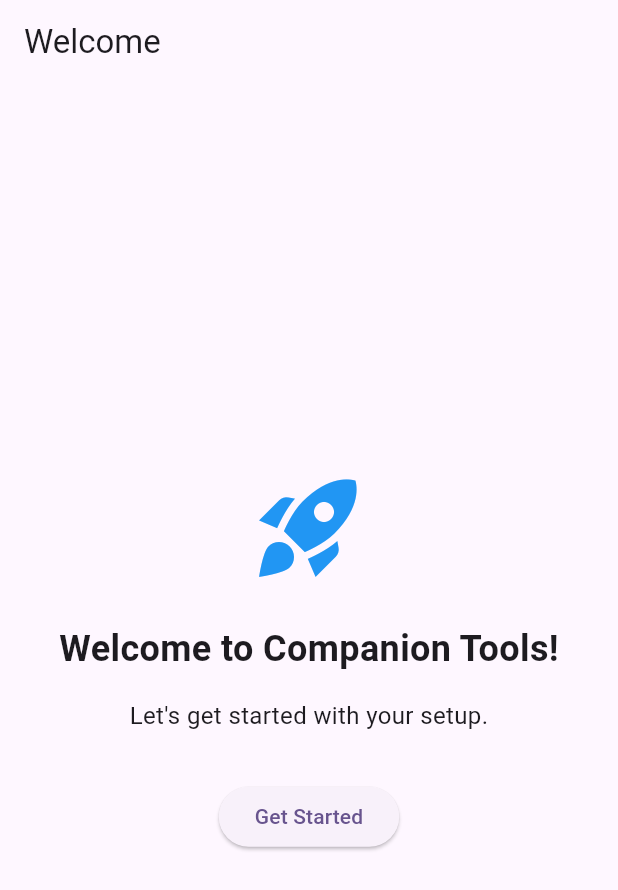
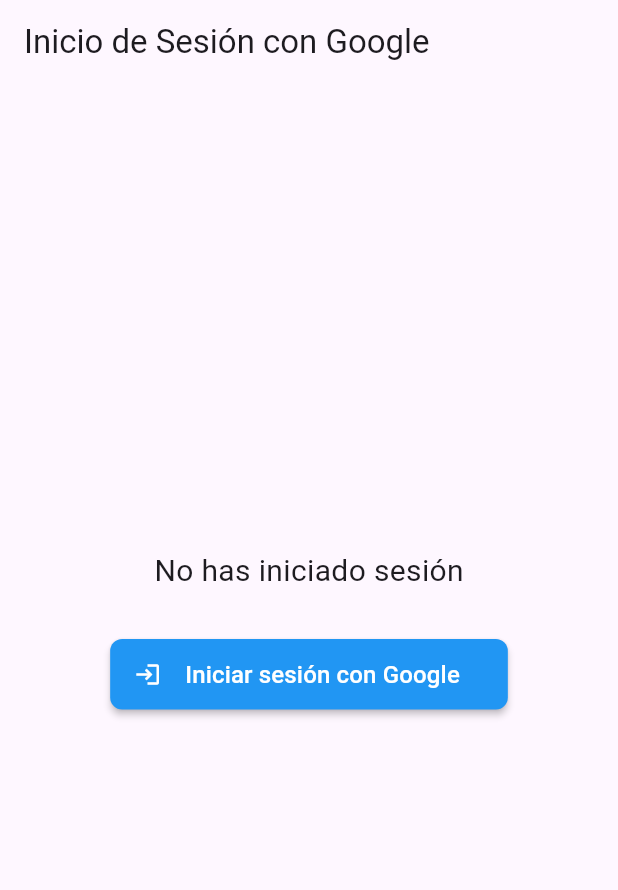
Before and after one commit to enekor/Gastoscopio, a Flutter app: the screen it shows after launch, on a phone screen of 412 x 824 dp. Shown: the top 890 px of the screen. Run offline on Flutter 3.47's test engine with Material 3 defaults, Android fonts, the phone set to English and light mode, and no system bars; our stand-ins replace floor, google_sign_in, googleapis_auth, shared_preferences, sqflite; missing offline and left inert: googleapis; accounts and stored records are empty; generated files the repository leaves out were written again.

Commit message:
inicio, hay que probar el login, commit para evitar perdidas al reiniciar idx

```diff
--- a/lib/data/services/login_service.dart
+++ b/lib/data/services/login_service.dart
@@ -0,0 +1,163 @@
+
+import 'package:flutter/material.dart';
+import 'package:google_sign_in/google_sign_in.dart';
+import 'package:googleapis/drive/v3.dart' as drive;
+import 'package:googleapis_auth/auth_io.dart';
+import 'package:http/http.dart' as http;
+// Cliente HTTP para autenticación
+class GoogleAuthClient extends http.BaseClient {
+  final Map<String, String> _headers;
+  final http.Client _client = http.Client();
+
+  GoogleAuthClient(this._headers);
+
+  @override
+  Future<http.StreamedResponse> send(http.BaseRequest request) {
+    request.headers.addAll(_headers);
+    return _client.send(request);
+  }
+}
+
+class AuthStatus {
+  final bool isLoading;
+  final String message;
+  final bool isSuccess;
+  final bool isError;
+
+  AuthStatus({
+    this.isLoading = false,
+    this.message = '',
+    this.isSuccess = false,
+    this.isError = false,
+  });
+
+  factory AuthStatus.initial() => AuthStatus();
+
+  factory AuthStatus.loading(String message) => AuthStatus(
+    isLoading: true,
+    message: message,
+  );
+
+  factory AuthStatus.success(String message) => AuthStatus(
+    message: message,
+    isSuccess: true,
+  );
+
+  factory AuthStatus.error(String message) => AuthStatus(
+    message: message,
+    isError: true,
+  );
+}
+
+class LoginService {
+  // Singleton pattern
+  static final LoginService _instance = LoginService._internal();
+  factory LoginService() => _instance;
+  LoginService._internal();
+
+  // Inicialización de Google Sign In con los scopes necesarios
+  final GoogleSignIn _googleSignIn = GoogleSignIn(
+    scopes: [
+      'https://www.googleapis.com/auth/drive.file',
+      'https://www.googleapis.com/auth/drive.appdata',
+    ],
+  );
+
+  // Stream para notificar cambios en el usuario actual
+  Stream<GoogleSignInAccount?> get onUserChanged =>
+      _googleSignIn.onCurrentUserChanged;
+
+  // Obtener usuario actual
+  GoogleSignInAccount? get currentUser => _googleSignIn.currentUser;
+
+  // Comprobar si hay un usuario activo
+  bool get isSignedIn => _googleSignIn.currentUser != null;
+
+  // Verificar si hay un usuario guardado e intentar iniciar sesión silenciosamente
+  Future<GoogleSignInAccount?> silentSignIn() async {
+    try {
+      return await _googleSignIn.signInSilently();
+    } catch (e) {
+      debugPrint('Error en silentSignIn: $e');
+      return null;
+    }
+  }
+
+  // Iniciar sesión con Google
+  Future<AuthStatus> signInWithGoogle() async {
+    try {
+      // Mostrar el diálogo de selección de cuenta de Google
+      final account = await _googleSignIn.signIn();
+
+      if (account == null) {
+        // El usuario canceló el inicio de sesión
+        return AuthStatus.error('Inicio de sesión cancelado');
+      }
+
+      // Verificar acceso a Drive (opcional)
+      final driveStatus = await _verifyDriveAccess(account);
+
+      if (driveStatus.isError) {
+        return driveStatus;
+      }
+
+      return AuthStatus.success(
+        'Sesión iniciada correctamente con ${account.email}'
+      );
+    } catch (e) {
+      debugPrint('Error en signInWithGoogle: $e');
+      return AuthStatus.error('Error al iniciar sesión: $e');
+    }
+  }
+
+  // Cerrar sesión
+  Future<AuthStatus> signOut() async {
+    try {
+      await _googleSignIn.signOut();
+      return AuthStatus.success('Sesión cerrada correctamente');
+    } catch (e) {
+      debugPrint('Error en signOut: $e');
+      return AuthStatus.error('Error al cerrar sesión: $e');
+    }
+  }
+
+  // Verificar el acceso a Google Drive
+  Future<AuthStatus> _verifyDriveAccess(GoogleSignInAccount account) async {
+    try {
+      final headers = await account.authHeaders;
+      final client = GoogleAuthClient(headers);
+      final driveApi = drive.DriveApi(client);
+
+      // Intentar listar archivos para verificar el acceso
+      final fileList = await driveApi.files.list(
+        spaces: 'appDataFolder',
+        pageSize: 10,
+      );
+
+      return AuthStatus.success(
+        'Drive conectado. ${fileList.files?.length ?? 0} archivos encontrados.'
+      );
+    } catch (e) {
+      debugPrint('Error al verificar acceso a Drive: $e');
+      // Incluso si hay un error con Drive, el inicio de sesión podría ser válido
+      // así que no lo tratamos como un error crítico
+      return AuthStatus.success(
+        'Sesión iniciada, pero puede haber problemas al acceder a Drive'
+      );
+    }
+  }
+
+  // Obtener una instancia de DriveApi para usar en otras partes de la app
+  Future<drive.DriveApi?> getDriveApi() async {
+    if (!isSignedIn) return null;
+
+    try {
+      final headers = await currentUser!.authHeaders;
+      final client = GoogleAuthClient(headers);
+      return drive.DriveApi(client);
+    } catch (e) {
+      debugPrint('Error al obtener DriveApi: $e');
+      return null;
+    }
+  }
+}
--- a/lib/main.dart
+++ b/lib/main.dart
@@ -1,4 +1,5 @@
 import 'package:cashly/data/services/sqlite_service.dart';
+import 'package:cashly/onboarding/screens/login.dart';
 import 'package:flutter/material.dart';
 import 'package:cashly/app.dart';
 
@@ -18,7 +19,7 @@ class MyApp extends StatelessWidget {
       theme: ThemeData(
         colorScheme: ColorScheme.fromSeed(seedColor: Colors.deepPurple),
       ),
-      home: const App(),
+      home: GoogleLoginScreen(),
     );
   }
 }
--- /dev/null
+++ b/lib/onboarding/screens/login.dart
@@ -0,0 +1,224 @@
+// lib/screens/google_login_screen.dart
+
+import 'package:cashly/data/services/login_service.dart';
+import 'package:flutter/material.dart';
+import 'package:google_sign_in/google_sign_in.dart';
+
+class GoogleLoginScreen extends StatefulWidget {
+  @override
+  _GoogleLoginScreenState createState() => _GoogleLoginScreenState();
+}
+
+class _GoogleLoginScreenState extends State<GoogleLoginScreen> {
+  final LoginService _loginService = LoginService();
+  bool _isLoading = false;
+  String _statusMessage = '';
+  bool _isError = false;
+  GoogleSignInAccount? _currentUser;
+
+  @override
+  void initState() {
+    super.initState();
+
+    // Suscribirse a los cambios del usuario
+    _loginService.onUserChanged.listen((GoogleSignInAccount? account) {
+      setState(() {
+        _currentUser = account;
+      });
+    });
+
+    // Intentar inicio de sesión silencioso
+    _checkExistingUser();
+  }
+
+  Future<void> _checkExistingUser() async {
+    // Intentar iniciar sesión silenciosamente si hay una sesión guardada
+    await _loginService.silentSignIn();
+    // El listener de onUserChanged actualizará la UI
+  }
+
+  Future<void> _handleSignIn() async {
+    setState(() {
+      _isLoading = true;
+      _statusMessage = 'Iniciando sesión...';
+      _isError = false;
+    });
+
+    final status = await _loginService.signInWithGoogle();
+
+    setState(() {
+      _isLoading = false;
+      _statusMessage = status.message;
+      _isError = status.isError;
+    });
+  }
+
+  Future<void> _handleSignOut() async {
+    setState(() {
+      _isLoading = true;
+      _statusMessage = 'Cerrando sesión...';
+      _isError = false;
+    });
+
+    final status = await _loginService.signOut();
+
+    setState(() {
+      _isLoading = false;
+      _statusMessage = status.message;
+      _isError = status.isError;
+    });
+  }
+
+  @override
+  Widget build(BuildContext context) {
+    return Scaffold(
+      appBar: AppBar(
+        title: Text('Inicio de Sesión con Google'),
+      ),
+      body: Center(
+        child: Padding(
+          padding: const EdgeInsets.all(20.0),
+          child: Column(
+            mainAxisAlignment: MainAxisAlignment.center,
+            children: [
+              // Estado del usuario (conectado/desconectado)
+              _currentUser != null
+                  ? Column(
+                      children: [
+                        CircleAvatar(
+                          backgroundImage: NetworkImage(_currentUser!.photoUrl ?? ''),
+                          radius: 30,
+                          backgroundColor: Colors.grey[200],
+                          child: _currentUser!.photoUrl == null
+                              ? Icon(Icons.person, size: 30, color: Colors.grey)
+                              : null,
+                        ),
+                        SizedBox(height: 8),
+                        Text(
+                          'Conectado como:',
+                          style: TextStyle(fontSize: 16),
+                        ),
+                        Text(
+                          _currentUser!.displayName ?? 'Usuario',
+                          style: TextStyle(fontSize: 20, fontWeight: FontWeight.bold),
+                        ),
+                        Text(
+                          _currentUser!.email,
+                          style: TextStyle(fontSize: 16, color: Colors.grey[600]),
+                        ),
+                      ],
+                    )
+                  : Text(
+                      'No has iniciado sesión',
+                      style: TextStyle(fontSize: 20),
+                    ),
+
+              SizedBox(height: 30),
+
+              // Botón de inicio de sesión con Google
+              if (_currentUser == null)
+                ElevatedButton.icon(
+                  onPressed: _isLoading ? null : _handleSignIn,
+                  icon: Icon(Icons.login),
+                  label: Padding(
+                    padding: EdgeInsets.symmetric(vertical: 12, horizontal: 8),
+                    child: Text(
+                      'Iniciar sesión con Google',
+                      style: TextStyle(fontSize: 16),
+                    ),
+                  ),
+                  style: ElevatedButton.styleFrom(
+                    backgroundColor: Colors.blue,
+                    foregroundColor: Colors.white,
+                    elevation: 2,
+                    shape: RoundedRectangleBorder(
+                      borderRadius: BorderRadius.circular(8),
+                    ),
+                  ),
+                ),
+
+              // Botón para cerrar sesión
+              if (_currentUser != null)
+                ElevatedButton.icon(
+                  onPressed: _isLoading ? null : _handleSignOut,
+                  icon: Icon(Icons.logout),
+                  label: Text('Cerrar sesión'),
+                  style: ElevatedButton.styleFrom(
+                    backgroundColor: Colors.red[700],
+                    foregroundColor: Colors.white,
+                  ),
+                ),
+
+              SizedBox(height: 20),
+
+              // Botón para ir a la pantalla de respaldos (solo si está conectado)
+              if (_currentUser != null)
+                ElevatedButton.icon(
+                  onPressed: () {
+                    // Navegar a tu pantalla de respaldos
+                    Navigator.push(
+                      context,
+                      MaterialPageRoute(
+                        builder: (context) => PlaceholderScreen(title: 'Gestión de Respaldos'),
+                      ),
+                    );
+                  },
+                  icon: Icon(Icons.backup),
+                  label: Text('Gestionar respaldos'),
+                  style: ElevatedButton.styleFrom(
+                    backgroundColor: Colors.blue,
+                    foregroundColor: Colors.white,
+                  ),
+                ),
+
+              SizedBox(height: 20),
+
+              // Mensaje de estado
+              if (_statusMessage.isNotEmpty)
+                Container(
+                  padding: EdgeInsets.all(12),
+                  decoration: BoxDecoration(
+                    color: _isError ? Colors.red[100] : Colors.green[100],
+                    borderRadius: BorderRadius.circular(8),
+                  ),
+                  child: Text(
+                    _statusMessage,
+                    style: TextStyle(
+                      color: _isError ? Colors.red[800] : Colors.green[800],
+                    ),
+                    textAlign: TextAlign.center,
+                  ),
+                ),
+
+              // Indicador de carga
+              if (_isLoading)
+                Padding(
+                  padding: const EdgeInsets.only(top: 16.0),
+                  child: CircularProgressIndicator(),
+                ),
+            ],
+          ),
+        ),
+      ),
+    );
+  }
+}
+
+// Un widget de pantalla genérico para usarlo como placeholder
+class PlaceholderScreen extends StatelessWidget {
+  final String title;
+
+  const PlaceholderScreen({Key? key, required this.title}) : super(key: key);
+
+  @override
+  Widget build(BuildContext context) {
+    return Scaffold(
+      appBar: AppBar(
+        title: Text(title),
+      ),
+      body: Center(
+        child: Text('Esta es la pantalla de $title'),
+      ),
+    );
+  }
+}
--- a/pubspec.yaml
+++ b/pubspec.yaml
@@ -32,6 +32,10 @@ dependencies:
   floor: ^1.5.0
   flutter:
     sdk: flutter
+  google_sign_in: ^6.3.0
+  googleapis: ^14.0.0
+  googleapis_auth: ^2.0.0
+  http: ^1.4.0
   path: ^1.9.1
   path_provider: ^2.1.5
   shared_preferences: ^2.5.3
```
Also changed, not shown: lib/data/services/google_drive_service.dart (added, +211 -0 lines), pubspec.lock, 2 other files.
